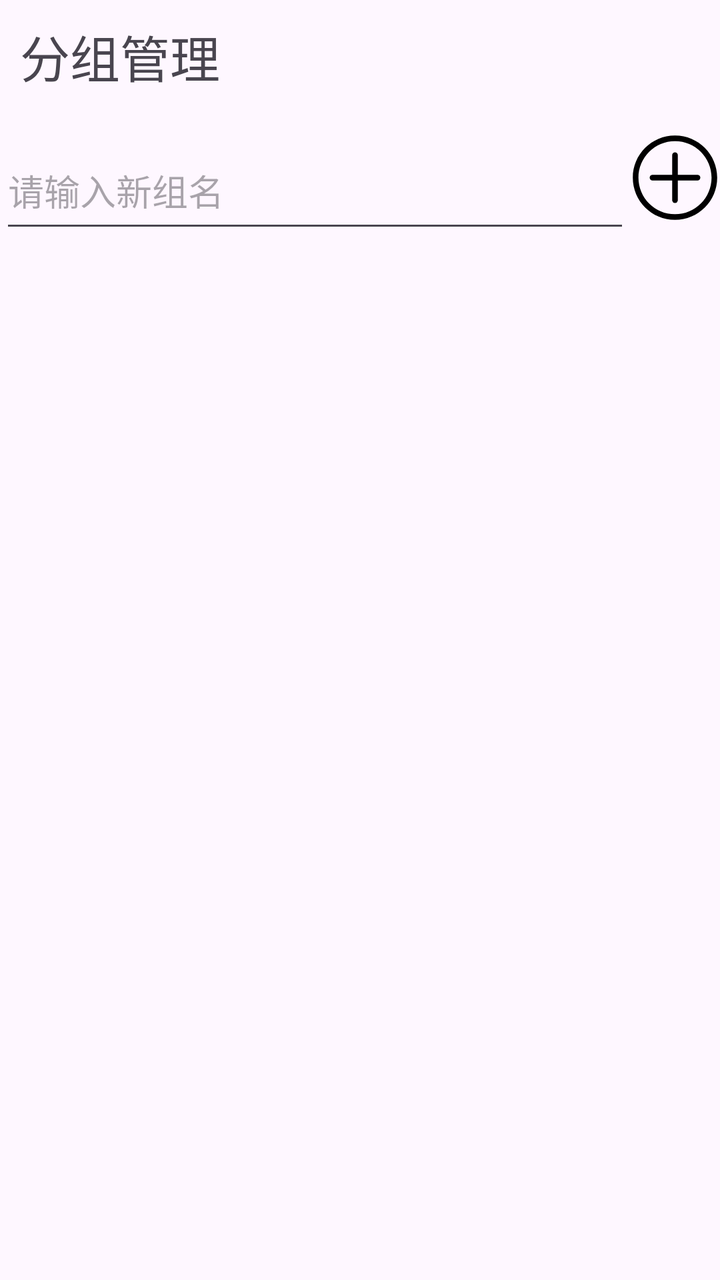
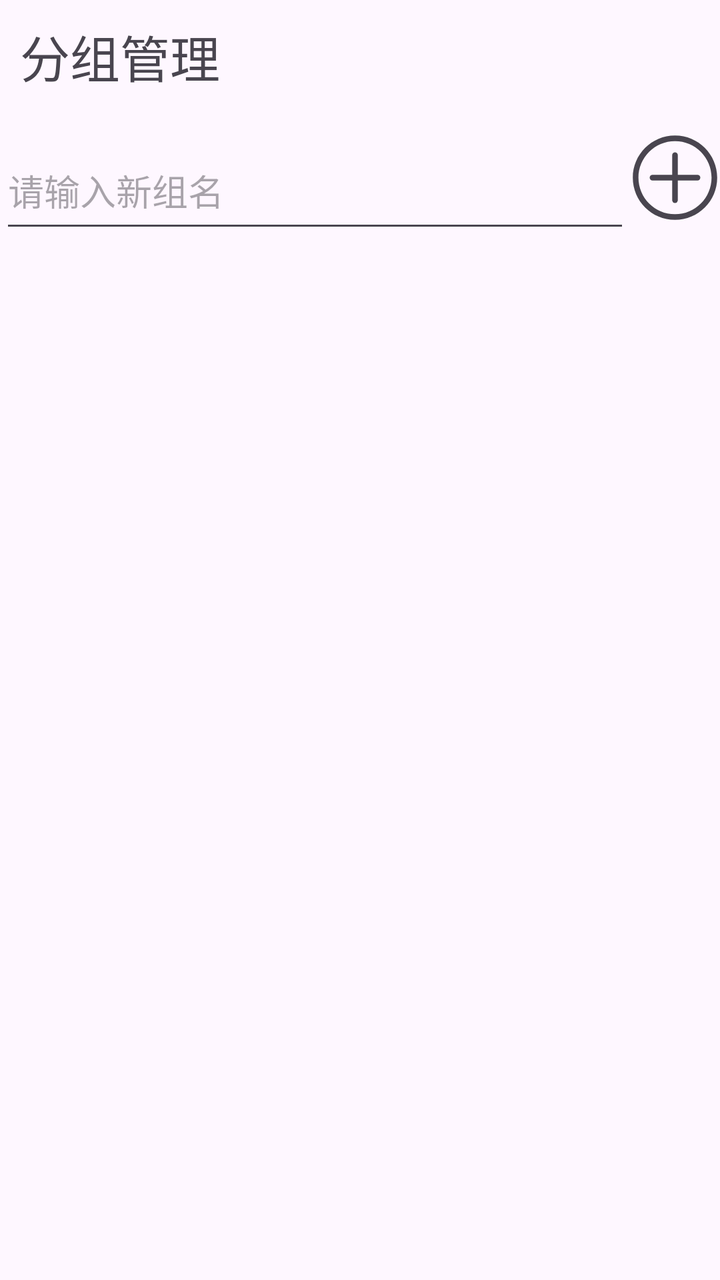

Two renders of the same Android screen: before a commit and after it. Below are the layout's source before the change and the commit's diff.
<!-- AndroidManifest.xml: application theme Theme.MyProject -->
<!-- res/layout/activity_manage_group.xml -->
<?xml version="1.0" encoding="utf-8"?>
<androidx.constraintlayout.widget.ConstraintLayout xmlns:android="http://schemas.android.com/apk/res/android"
    xmlns:app="http://schemas.android.com/apk/res-auto"
    xmlns:tools="http://schemas.android.com/tools"
    android:id="@+id/main"
    android:layout_width="match_parent"
    android:layout_height="match_parent"
    tools:context=".ui.activity.ManageGroupActivity"
    android:fitsSystemWindows="true">

    <TextView
        android:id="@+id/group_manage_tv"
        android:layout_width="wrap_content"
        android:layout_height="wrap_content"
        app:layout_constraintStart_toStartOf="parent"
        app:layout_constraintTop_toTopOf="parent"
        android:text="@string/group_manage"
        android:textSize="25dp"
        android:padding="10dp"/>

    <EditText
        android:id="@+id/add_group_edit"
        android:layout_width="0dp"
        android:layout_height="55dp"
        android:layout_marginTop="10dp"
        app:layout_constraintTop_toBottomOf="@+id/group_manage_tv"
        app:layout_constraintStart_toStartOf="parent"
        app:layout_constraintEnd_toStartOf="@+id/add_group_iv"
        android:hint="@string/group_name"/>


    <ImageView
        android:id="@+id/add_group_iv"
        android:layout_width="45dp"
        android:layout_height="45dp"
        app:layout_constraintTop_toTopOf="@+id/add_group_edit"
        app:layout_constraintEnd_toEndOf="parent"
        android:src="@drawable/ic_add"
        android:scaleType="fitXY"/>

    <androidx.recyclerview.widget.RecyclerView
        android:id="@+id/group_rv"
        android:layout_width="0dp"
        android:layout_height="0dp"
        android:layout_marginTop="10dp"
        app:layout_constraintTop_toBottomOf="@+id/add_group_edit"
        app:layout_constraintStart_toStartOf="parent"
        app:layout_constraintEnd_toEndOf="parent"
        app:layout_constraintBottom_toBottomOf="parent"
        android:padding="10dp" />

</androidx.constraintlayout.widget.ConstraintLayout>
<!-- resources referenced by this layout -->
<resources>
  <!-- drawable ic_add (drawable) -->
  <vector xmlns:android="http://schemas.android.com/apk/res/android"
      android:width="200dp"
      android:height="200dp"
      android:viewportWidth="1024"
      android:viewportHeight="1024">
    <path
        android:fillColor="#FF000000"
        android:pathData="M512,992C246.9,992 32,777.1 32,512 32,246.9 246.9,32 512,32c265.1,0 480,214.9 480,480 0,265.1 -214.9,480 -480,480zM512,928c229.8,0 416,-186.2 416,-416S741.8,96 512,96 96,282.2 96,512s186.2,416 416,416z"/>
    <path
        android:fillColor="#FF000000"
        android:pathData="M256,544a32,32 0,0 1,0 -64h512a32,32 0,0 1,0 64H256z"/>
    <path
        android:fillColor="#FF000000"
        android:pathData="M480,256a32,32 0,0 1,64 0v512a32,32 0,0 1,-64 0V256z"/>
  </vector>
  <string name="group_manage">分组管理</string>
  <string name="group_name">请输入新组名</string>
  <style name="Theme.MyProject" parent="Base.Theme.MyProject" />
  <style name="Base.Theme.MyProject" parent="Theme.Material3.DayNight.NoActionBar">
          
          
      </style>
</resources>

<!-- the commit's change to res/layout/activity_manage_group.xml (unified diff, before → after) -->
@@ -36,7 +36,9 @@
         app:layout_constraintTop_toTopOf="@+id/add_group_edit"
         app:layout_constraintEnd_toEndOf="parent"
         android:src="@drawable/ic_add"
-        android:scaleType="fitXY"/>
+        app:tint="?attr/colorOnSurfaceVariant"
+        android:scaleType="fitXY"
+        android:contentDescription="@string/add_to" />
 
     <androidx.recyclerview.widget.RecyclerView
         android:id="@+id/group_rv"
<!-- resource entries referenced after the edit -->
@@ -16,6 +16,7 @@
         android:fillColor="#FF000000"
         android:pathData="M480,256a32,32 0,0 1,64 0v512a32,32 0,0 1,-64 0V256z"/>
   </vector>
+  <string name="add_to">添加到</string>
   <string name="group_manage">分组管理</string>
   <string name="group_name">请输入新组名</string>
   <style name="Theme.MyProject" parent="Base.Theme.MyProject" />
